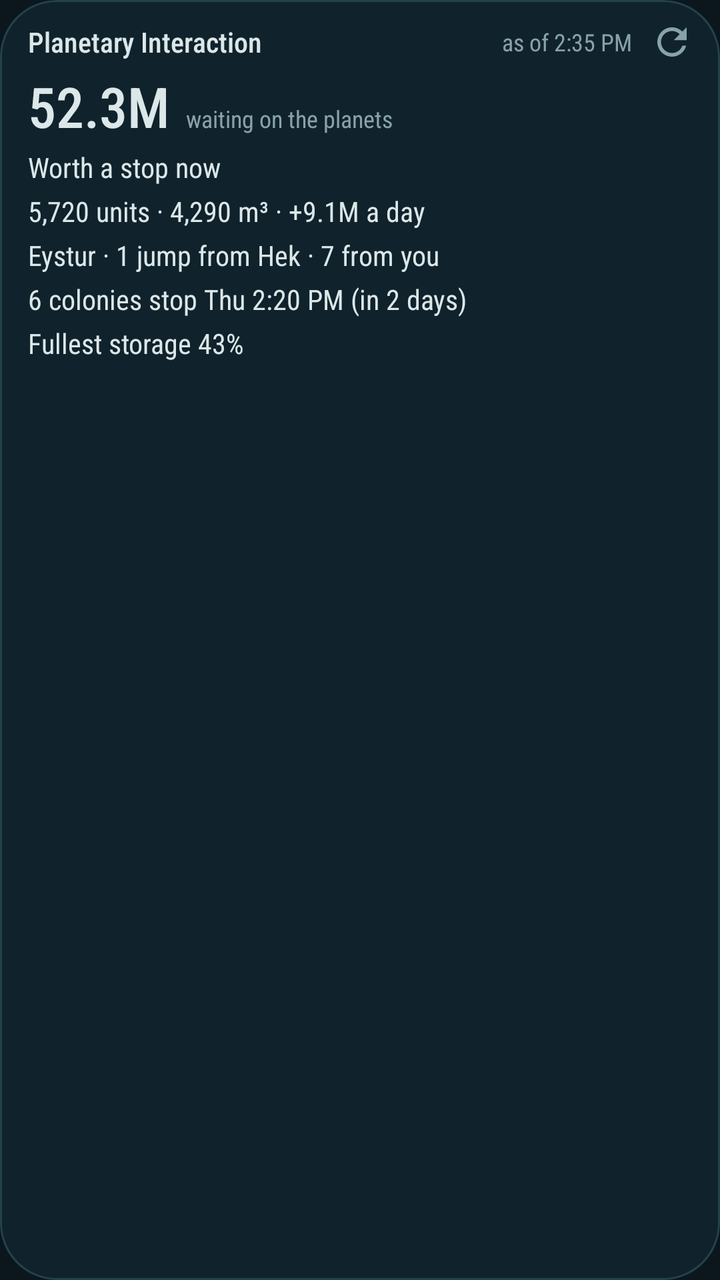
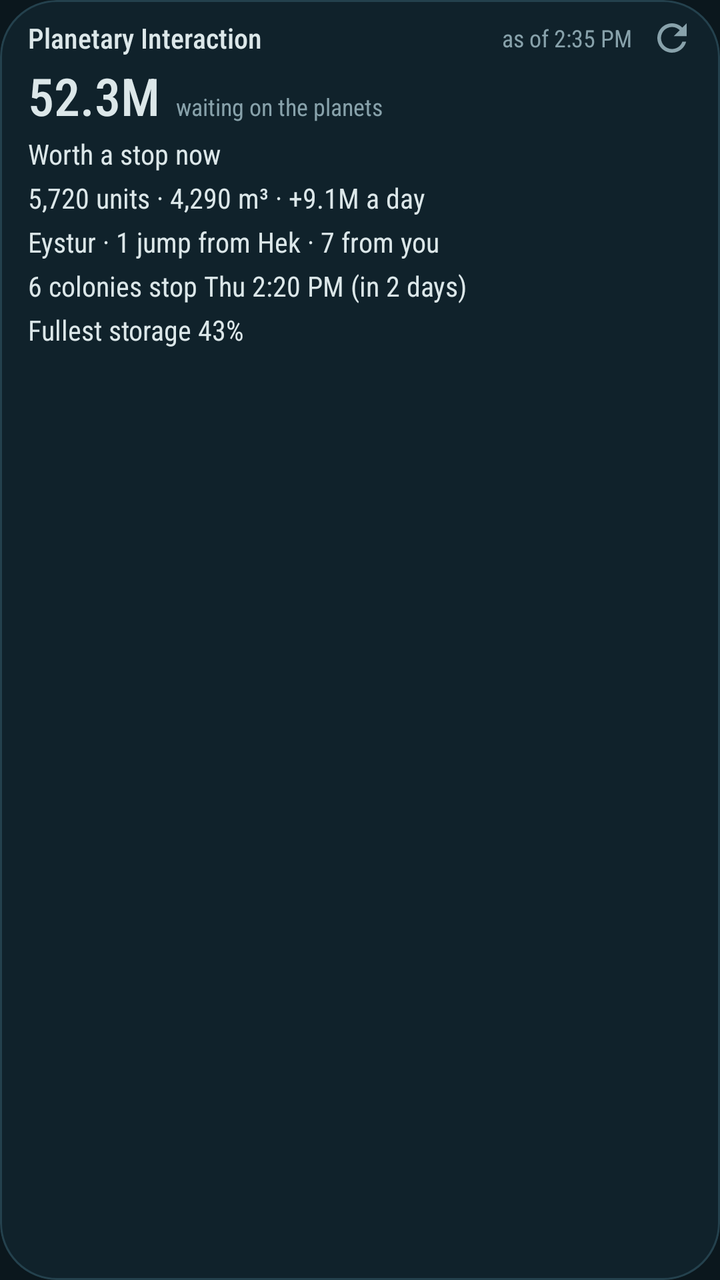

An Android layout rendered at two revisions. The XML below is the earlier revision; the diff shows what the commit changed to produce the second picture.
<!-- AndroidManifest.xml: application theme Theme.EveOps -->
<!-- res/layout/widget_pi.xml -->
<?xml version="1.0" encoding="utf-8"?>
<LinearLayout xmlns:android="http://schemas.android.com/apk/res/android"
    android:id="@android:id/background"
    android:layout_width="match_parent"
    android:layout_height="match_parent"
    android:background="@drawable/widget_bg"
    android:clipToOutline="true"
    android:orientation="vertical"
    android:paddingStart="14dp"
    android:paddingTop="4dp"
    android:paddingEnd="4dp"
    android:paddingBottom="10dp">

    <LinearLayout
        android:layout_width="match_parent"
        android:layout_height="34dp"
        android:gravity="center_vertical"
        android:orientation="horizontal">

        <TextView
            android:id="@+id/title"
            style="@style/W.Title"
            android:layout_width="0dp"
            android:layout_weight="1"
            android:text="Planetary Interaction" />

        <TextView
            android:id="@+id/as_of"
            style="@style/W.Dim"
            android:text="as of 2:35 PM" />

        <ImageView
            android:id="@+id/refresh"
            android:layout_width="40dp"
            android:layout_height="34dp"
            android:contentDescription="@string/refresh"
            android:paddingHorizontal="9dp"
            android:paddingVertical="6dp"
            android:src="@drawable/ic_refresh" />
    </LinearLayout>

    <LinearLayout
        android:layout_width="match_parent"
        android:layout_height="wrap_content"
        android:orientation="horizontal"
        android:paddingEnd="10dp">

        <TextView
            android:id="@+id/big"
            style="@style/W.Big"
            android:text="52.3M" />

        <TextView
            android:id="@+id/big_note"
            style="@style/W.Dim"
            android:layout_marginStart="8dp"
            android:text="waiting on the planets" />
    </LinearLayout>

    <TextView
        android:id="@+id/line1"
        style="@style/W.Line"
        android:paddingEnd="10dp"
        android:text="Worth a stop now" />

    <TextView
        android:id="@+id/line2"
        style="@style/W.Line"
        android:paddingEnd="10dp"
        android:text="5,720 units · 4,290 m³ · +9.1M a day" />

    <TextView
        android:id="@+id/line3"
        style="@style/W.Line"
        android:paddingEnd="10dp"
        android:text="Eystur · 1 jump from Hek · 7 from you" />

    <TextView
        android:id="@+id/line4"
        style="@style/W.Line"
        android:paddingEnd="10dp"
        android:text="6 colonies stop Thu 2:20 PM (in 2 days)" />

    <TextView
        android:id="@+id/line5"
        style="@style/W.Line"
        android:paddingEnd="10dp"
        android:text="Fullest storage 43%" />

    <TextView
        android:id="@+id/line6"
        style="@style/W.Line"
        android:paddingEnd="10dp"
        android:text=""
        android:visibility="gone" />
</LinearLayout>
<!-- resources referenced by this layout -->
<resources>
  <!-- drawable ic_refresh (drawable) -->
  <?xml version="1.0" encoding="utf-8"?>
  <vector xmlns:android="http://schemas.android.com/apk/res/android"
      android:width="24dp" android:height="24dp" android:viewportWidth="24" android:viewportHeight="24">
      <path android:fillColor="#88A2AB"
          android:pathData="M17.65,6.35C16.2,4.9 14.21,4 12,4c-4.42,0 -7.99,3.58 -7.99,8s3.57,8 7.99,8c3.73,0 6.84,-2.55 7.73,-6h-2.08c-0.82,2.33 -3.04,4 -5.65,4 -3.31,0 -6,-2.69 -6,-6s2.69,-6 6,-6c1.66,0 3.14,0.69 4.22,1.78L13,11h7V4l-2.35,2.35z" />
  </vector>
  <!-- drawable widget_bg (drawable) -->
  <?xml version="1.0" encoding="utf-8"?>
  <shape xmlns:android="http://schemas.android.com/apk/res/android" android:shape="rectangle">
      <solid android:color="@color/hull" />
      <stroke android:width="1dp" android:color="@color/seam" />
      <corners android:radius="@android:dimen/system_app_widget_background_radius" />
  </shape>
  <string name="refresh">Refresh</string>
  <style name="W.Big">
          <item name="android:fontFamily">sans-serif-condensed-medium</item>
          <item name="android:textSize">28sp</item>
          <item name="android:includeFontPadding">false</item>
      </style>
  <style name="W.Dim">
          <item name="android:textSize">12sp</item>
          <item name="android:textColor">@color/dim</item>
      </style>
  <style name="W.Line">
          <item name="android:layout_width">match_parent</item>
          <item name="android:layout_marginTop">3dp</item>
          <item name="android:textSize">14sp</item>
      </style>
  <style name="W.Title">
          <item name="android:fontFamily">sans-serif-condensed-medium</item>
          <item name="android:textSize">14sp</item>
      </style>
  <style name="Theme.EveOps" parent="android:Theme.Material.NoActionBar">
          <item name="android:windowBackground">@color/space</item>
          <item name="android:statusBarColor">@color/space</item>
          <item name="android:navigationBarColor">@color/space</item>
          <item name="android:windowLightStatusBar">false</item>
          <item name="android:colorAccent">@color/isk</item>
      </style>
  <color name="hull">#10222B</color>
  <color name="seam">#24414D</color>
  <color name="dim">#88A2AB</color>
  <color name="space">#0B171D</color>
  <color name="isk">#F2B94B</color>
</resources>

<!-- the commit's change to res/layout/widget_pi.xml (unified diff, before → after) -->
@@ -13,7 +13,7 @@
 
     <LinearLayout
         android:layout_width="match_parent"
-        android:layout_height="34dp"
+        android:layout_height="30dp"
         android:gravity="center_vertical"
         android:orientation="horizontal">
 
@@ -32,10 +32,10 @@
         <ImageView
             android:id="@+id/refresh"
             android:layout_width="40dp"
-            android:layout_height="34dp"
+            android:layout_height="30dp"
             android:contentDescription="@string/refresh"
             android:paddingHorizontal="9dp"
-            android:paddingVertical="6dp"
+            android:paddingVertical="4dp"
             android:src="@drawable/ic_refresh" />
     </LinearLayout>
 
<!-- resource entries referenced after the edit -->
@@ -17,7 +17,7 @@
   <string name="refresh">Refresh</string>
   <style name="W.Big">
           <item name="android:fontFamily">sans-serif-condensed-medium</item>
-          <item name="android:textSize">28sp</item>
+          <item name="android:textSize">26sp</item>
           <item name="android:includeFontPadding">false</item>
       </style>
   <style name="W.Dim">
